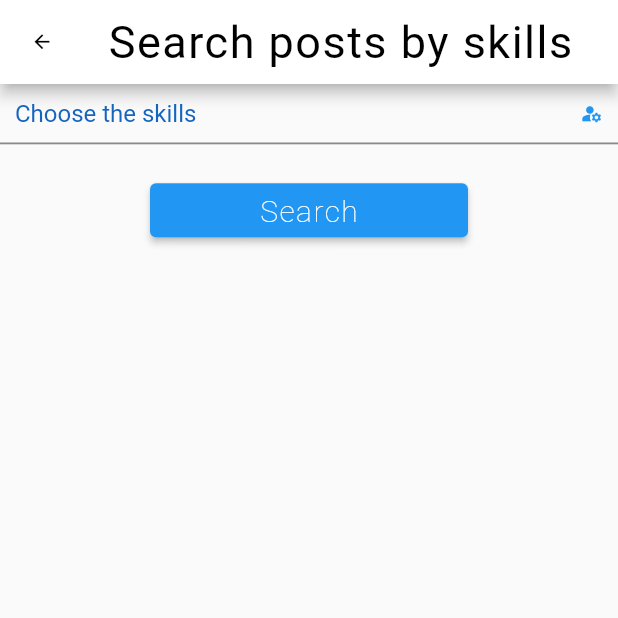
After one commit to kilam125/Gamerskingdoms-3.0, a Flutter app: the Filter screen opened directly, on a phone screen of 412 x 824 dp, the top half of it. The commit adds this screen. Run offline on Flutter 3.47's test engine with Material 2 defaults, Android fonts, the phone set to English and light mode, and no system bars; drawn by our look-alikes of multi_select_flutter; our stand-ins replace cached_network_image, cloud_firestore, email_validator, expandable_text, file_picker, firebase_auth and 7 more; missing offline and left inert: audio_waveforms, video_compress; accounts and stored records are empty; Roboto replaces fonts that are missing (Lalezar).

Commit message:
Bug fix divers + ajout recherche filtre

```diff
--- a/lib/add_posts.dart
+++ b/lib/add_posts.dart
@@ -5,10 +5,12 @@ import 'dart:typed_data';
 
 import 'package:audio_waveforms/audio_waveforms.dart';
 import 'package:cloud_firestore/cloud_firestore.dart';
+import 'package:file_picker/file_picker.dart';
 import 'package:firebase_storage/firebase_storage.dart';
 import 'package:flutter/material.dart';
 import 'package:gamers_kingdom/models/user.dart';
 import 'package:gamers_kingdom/pop_up/pop_up.dart';
+import 'package:gamers_kingdom/util/util.dart';
 import 'package:gamers_kingdom/widgets/progress_widget.dart';
 import 'package:image_picker/image_picker.dart';
 import 'package:path_provider/path_provider.dart';
@@ -170,6 +172,23 @@ class _AddPostsState extends State<AddPosts> {
                     },
                     icon: const Icon(Icons.movie, size: 30,)
                   ),
+                  if(!audioRecorded)
+                  IconButton(
+                    padding: EdgeInsets.zero,
+                    onPressed: () async {
+                      FilePickerResult? result = await FilePicker.platform.pickFiles(
+                        type: FileType.audio,
+                        allowMultiple: false,
+                      );
+                      if (result != null) {
+                        PlatformFile file = result.files.first;
+                        debugPrint('Selected audio file: ${file.path}');
+                      } else {
+                        // User canceled the picker
+                      }
+                    },
+                    icon: const Icon(Icons.audio_file, size: 30,)
+                  ),
                   const Spacer(),
                   GestureDetector(
                     onLongPress: () async {
@@ -305,6 +324,7 @@ class _AddPostsState extends State<AddPosts> {
                         "likers":[],
                         "likes":0,
                         "owner":user.userRef,
+                        "skills":user.skills.map((e) => Util.skillsToString(e)).toList()
                       });
                       debugPrint("Done");
                     } else if(uploadVideo){
@@ -328,6 +348,7 @@ class _AddPostsState extends State<AddPosts> {
                         "likers":[],
                         "likes":0,
                         "owner":user.userRef,
+                        "skills":user.skills.map((e) => Util.skillsToString(e)).toList()
                       });
                       debugPrint("Done");
                     } else if(uploadVoiceNote){
@@ -353,6 +374,7 @@ class _AddPostsState extends State<AddPosts> {
                           "likers":[],
                           "likes":0,
                           "owner":user.userRef,
+                          "skills":user.skills.map((e) => Util.skillsToString(e)).toList()
                         });
                         debugPrint("Done");
                       }
@@ -367,6 +389,7 @@ class _AddPostsState extends State<AddPosts> {
                         "likers":[],
                         "likes":0,
                         "owner":user.userRef,
+                        "skills":user.skills.map((e) => Util.skillsToString(e)).toList()
                       });
                     }
                     setState(() {
--- /dev/null
+++ b/lib/filter.dart
@@ -0,0 +1,72 @@
+import 'package:flutter/material.dart';
+import 'package:gamers_kingdom/enums/skills.dart';
+import 'package:gamers_kingdom/models/filtered_skills.dart';
+import 'package:gamers_kingdom/util/util.dart';
+import 'package:multi_select_flutter/dialog/multi_select_dialog_field.dart';
+import 'package:multi_select_flutter/util/multi_select_item.dart';
+import 'package:provider/provider.dart';
+
+class Filter extends StatefulWidget {
+  const Filter({
+    super.key,
+  });
+  static String routeName = "/Filter";
+  @override
+  State<Filter> createState() => _FilterState();
+}
+
+class _FilterState extends State<Filter> {
+  TextEditingController bio = TextEditingController();
+  List<Skills> skills = List.generate(Skills.values.length, (index) => Skills.values[index]);
+  List<Skills> selectedSkills = [];
+  late final List<MultiSelectItem<Skills>> items;
+
+  @override
+  void initState() {
+    super.initState();
+    items = skills
+      .map((skill) => MultiSelectItem<Skills>(skill, Util.skillsToString(skill)))
+      .toList();
+  }
+  @override
+  Widget build(BuildContext context) {
+    return Scaffold(
+      appBar: AppBar(
+        title: const Text("Search posts by skills"),
+      ),
+      body: ListView(
+        children: [
+          MultiSelectDialogField<Skills>(
+            initialValue: selectedSkills,
+            items: items,
+            title: const Text("Skills"),
+            selectedColor: Colors.blue,
+            buttonIcon: const Icon(
+              Icons.manage_accounts,
+              color: Colors.blue,
+            ),
+            buttonText: Text(
+              "Choose the skills",
+              style: TextStyle(
+                color: Colors.blue[800],
+                fontSize: 16,
+              ),
+            ),
+            onConfirm: (results) {
+              selectedSkills = results;
+            },
+          ),
+          Padding(
+            padding: const EdgeInsets.only(top: 20.0, left: 100, right: 100),
+            child: ElevatedButton(
+              onPressed: () async {
+                Navigator.of(context).pop(selectedSkills);
+              },
+              child: const Text("Search")
+            ),
+          )
+        ],
+      ),
+    );
+  }
+}
--- /dev/null
+++ b/lib/models/filtered_skills.dart
@@ -0,0 +1,19 @@
+import 'package:flutter/foundation.dart';
+import 'package:gamers_kingdom/enums/skills.dart';
+
+class FilteredSkills extends ChangeNotifier {
+  List<Skills> selectedSkills = [];
+
+  List<Skills> get getSkills => selectedSkills;
+
+  void addSkillsToList(List<Skills> item) {
+    selectedSkills.addAll(item);
+    debugPrint(selectedSkills.toString());
+    notifyListeners();
+  }
+
+  void resetSkills() {
+    selectedSkills.clear();
+    notifyListeners();
+  }
+}
--- a/lib/models/post.dart
+++ b/lib/models/post.dart
@@ -1,6 +1,7 @@
 import 'package:cloud_firestore/cloud_firestore.dart';
 import 'package:flutter/material.dart';
 import 'package:gamers_kingdom/enums/attachment_type.dart';
+import 'package:gamers_kingdom/enums/skills.dart';
 import 'package:gamers_kingdom/models/comment.dart';
 import 'package:gamers_kingdom/util/util.dart';
 
@@ -15,8 +16,8 @@ class Post extends ChangeNotifier {
   List likers;
   DocumentReference postRef;
   String userName;
+  List skills;
 
-  List get getLikers => likers;
 
   Future<void> addLike(DocumentReference ref) async {
     likes++;
@@ -54,6 +55,10 @@ class Post extends ChangeNotifier {
       SetOptions(merge: true)
     );
   }
+
+  get getSkills => skills;
+
+ set setSkills( skills) => this.skills = skills;  List get getLikers => likers;
 
  set setLikers(List<DocumentReference> likers) => this.likers = likers;
 
@@ -96,7 +101,8 @@ class Post extends ChangeNotifier {
     this.attachmentType,
     this.attachmentUrl,
     this.likes = 0,
-    this.likers = const []
+    this.likers = const [],
+    this.skills = const []
   });
 
   factory Post.fromFirestore({required DocumentSnapshot data}){
@@ -111,6 +117,7 @@ class Post extends ChangeNotifier {
       likers: data["likers"] ?? [],
       likes: data["likes"] ?? 0,
       owner: data["owner"],
+      skills: data["skills"] ?? [],
     );
   }
 
--- a/lib/models/user.dart
+++ b/lib/models/user.dart
@@ -120,14 +120,23 @@ class UserProfile extends ChangeNotifier {
     required String? picture,
     required String bio
   }) async {
+    List<String> skillsToWrite = this.skills.map((e) => Util.skillsToString(e)).toList();
     await userRef.set({
       "displayName":displayName,
-      "skills":this.skills.map((e) => Util.skillsToString(e)).toList(),
+      "skills":skillsToWrite,
       "picture":picture,
       "bio":bio
     },
     SetOptions(merge: true)
   );
+    QuerySnapshot result = await FirebaseFirestore.instance.collection("posts").where("owner", isEqualTo: userRef).get();
+    await Future.forEach(
+      result.docs, (element) => element.reference.update(
+        {
+          "skills":skillsToWrite
+        }
+      )
+    );
  }
 
   UserProfile({
@@ -150,6 +159,7 @@ class UserProfile extends ChangeNotifier {
         "date":DateTime.now()
       });
   }
+
   factory UserProfile.fromFirestore({required DocumentSnapshot data}){
     Map dataMap = data.data() as Map;
     return UserProfile(
--- a/lib/posts.dart
+++ b/lib/posts.dart
@@ -1,18 +1,16 @@
 
 
-import 'dart:io';
-
 import 'package:cached_network_image/cached_network_image.dart';
-import 'package:cloud_firestore/cloud_firestore.dart';
 import 'package:expandable_text/expandable_text.dart';
-import 'package:firebase_storage/firebase_storage.dart';
-import 'package:flop_list_view/flop_list_view.dart';
 import 'package:flutter/material.dart';
 import 'package:gamers_kingdom/enums/attachment_type.dart';
+import 'package:gamers_kingdom/enums/skills.dart';
 import 'package:gamers_kingdom/extensions/string_extension.dart';
+import 'package:gamers_kingdom/models/filtered_skills.dart';
 import 'package:gamers_kingdom/models/user.dart';
 import 'package:gamers_kingdom/page_comments.dart';
 import 'package:gamers_kingdom/profile_view.dart';
+import 'package:gamers_kingdom/util/util.dart';
 import 'package:gamers_kingdom/widgets/progress_widget.dart';
 import 'package:gamers_kingdom/widgets/video_widget.dart';
 import 'package:gamers_kingdom/widgets/voice_note_widget.dart';
@@ -28,7 +26,7 @@ class Posts extends StatefulWidget {
   final Function(int) navCallback;
   const Posts({
     super.key,
-    required this.navCallback
+    required this.navCallback,
   });
 
   @override
@@ -49,7 +47,6 @@ class _PostsState extends State<Posts> {
 
   List<XFile> listXFileImages = [];
   XFile? videoFile;
-  final _flopListController = FlopListController();
   final player = AudioPlayer(); // Create a player
 
   Future<String> get _localPath async {
@@ -95,6 +92,7 @@ class _PostsState extends State<Posts> {
       return VoiceNoteWidget(url: attachmentUrl);
     }
   }
+
   double heightByAttachmentType(AttachmentType? attachmentType){
     if(attachmentType == AttachmentType.picture){
       return 400;
@@ -109,14 +107,27 @@ class _PostsState extends State<Posts> {
   @override
   Widget build(BuildContext context) {
     UserProfile using = context.watch<UserProfile>();
-    if(context.watch<List<Post>>().isEmpty){
-      return const Center(child: Text("No Post yet"),);
+    FilteredSkills filter = Provider.of<FilteredSkills>(context);
+    debugPrint("Filtered skills : ${filter.getSkills}");
+    List<Post> posts = filter.getSkills.isEmpty ?
+        context.watch<List<Post>>():
+        context.watch<List<Post>>().where(
+          (element) {
+            return element.skills.any((element) {
+                return filter.getSkills.contains(Util.stringToSkills(element));
+              }
+            );
+          }
+
+        ).toList();
+    if(posts.isEmpty){
+      return const Center(child: Text("No Post found"),);
     }
     return ListView.builder(
       itemBuilder: (context, index){
         debugPrint("Index $index");
         // Post post = Post.fromFirestore(data: snapshot.data!.docs[index]);
-        Post post = context.watch<List<Post>>()[index];
+        Post post = posts[index];
         bool hasAttachment = (post.attachmentType != null && post.attachmentUrl != null);
         return Container(
           constraints: BoxConstraints(
@@ -282,7 +293,7 @@ class _PostsState extends State<Posts> {
         );
       },
       // itemCount: context.watch<List<Post>>().length,
-      itemCount: context.watch<List<Post>>().length,
+      itemCount:posts.length
     );
   }
 }
--- a/lib/profile_view.dart
+++ b/lib/profile_view.dart
@@ -164,6 +164,19 @@ class _ProfileViewState extends State<ProfileView> {
                     ),
                   ),
                 ),
+                SliverToBoxAdapter(
+                  child: Wrap(
+                    children: List.generate(
+                      widget.user.skills.length,
+                      (index) => Padding(
+                        padding: const EdgeInsets.symmetric(horizontal: 8),
+                        child: Chip(
+                          label: Text(Util.skillsToString(widget.user.skills[index])),
+                        ),
+                      )
+                    ),
+                  ),
+                ),
                 if(!(context.read<UserProfile>().userRef == widget.user.userRef))
                 SliverToBoxAdapter(
                   child:(widget.user.followers!.contains(context.read<UserProfile>().userRef))?
```
Also changed, not shown: lib/dashboard.dart (+60 -9 lines).
